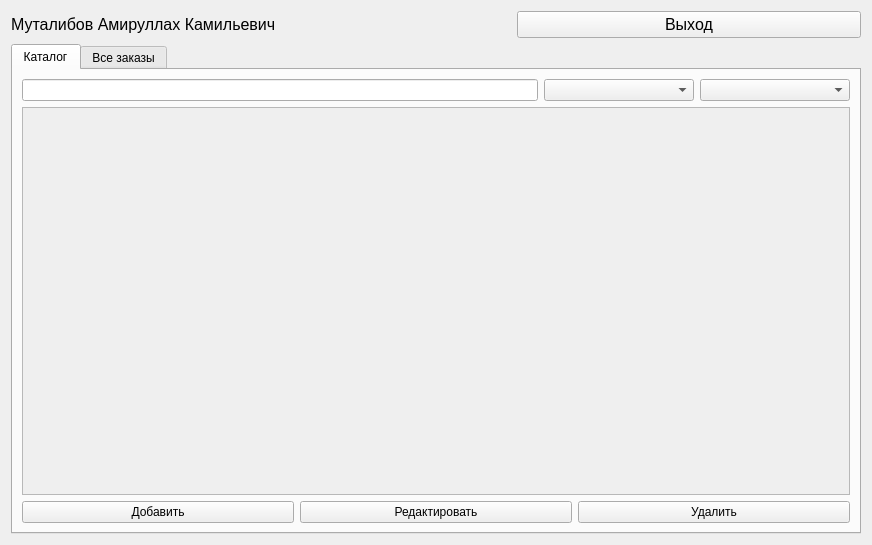
The window that ui/main.ui (Leevandr/demo) describes before a commit, drawn with Qt 5.
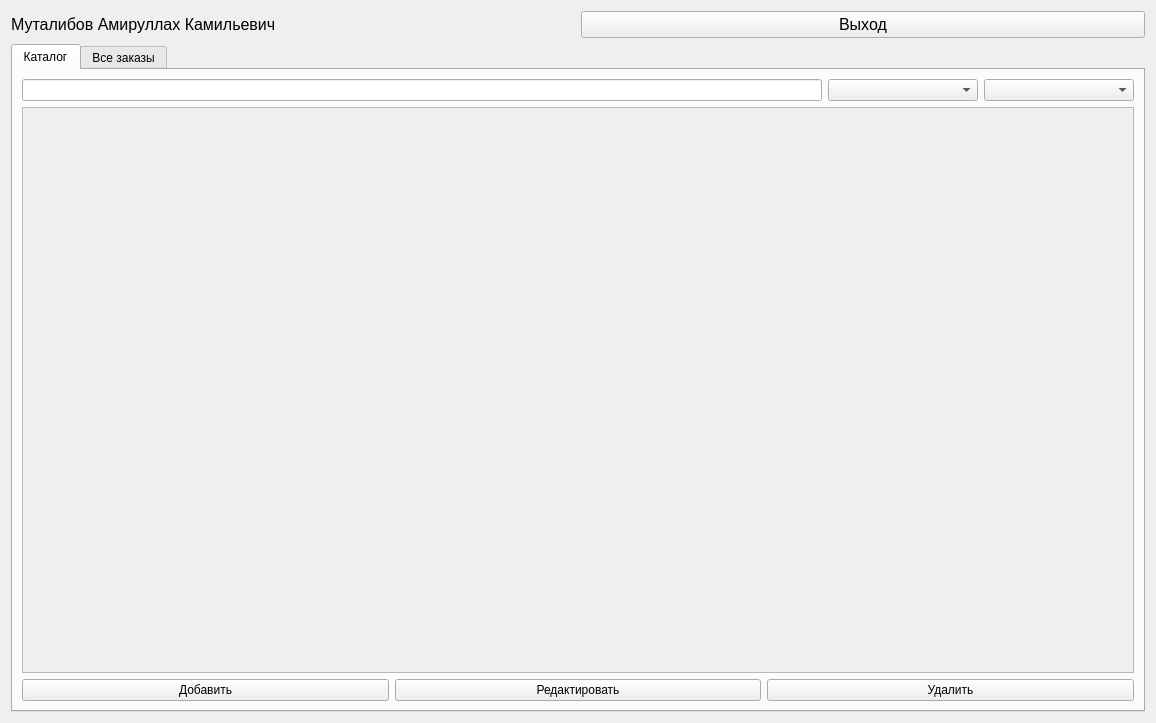
The same window after the commit.

What changed in the file:
```diff
--- a/ui/main.ui
+++ b/ui/main.ui
@@ -6,8 +6,8 @@
    <rect>
     <x>0</x>
     <y>0</y>
-    <width>872</width>
-    <height>545</height>
+    <width>1156</width>
+    <height>723</height>
    </rect>
   </property>
   <property name="windowTitle">
@@ -97,8 +97,8 @@
              <rect>
               <x>0</x>
               <y>0</y>
-              <width>826</width>
-              <height>377</height>
+              <width>1110</width>
+              <height>555</height>
              </rect>
             </property>
             <layout class="QVBoxLayout" name="verticalLayout_5">
```
